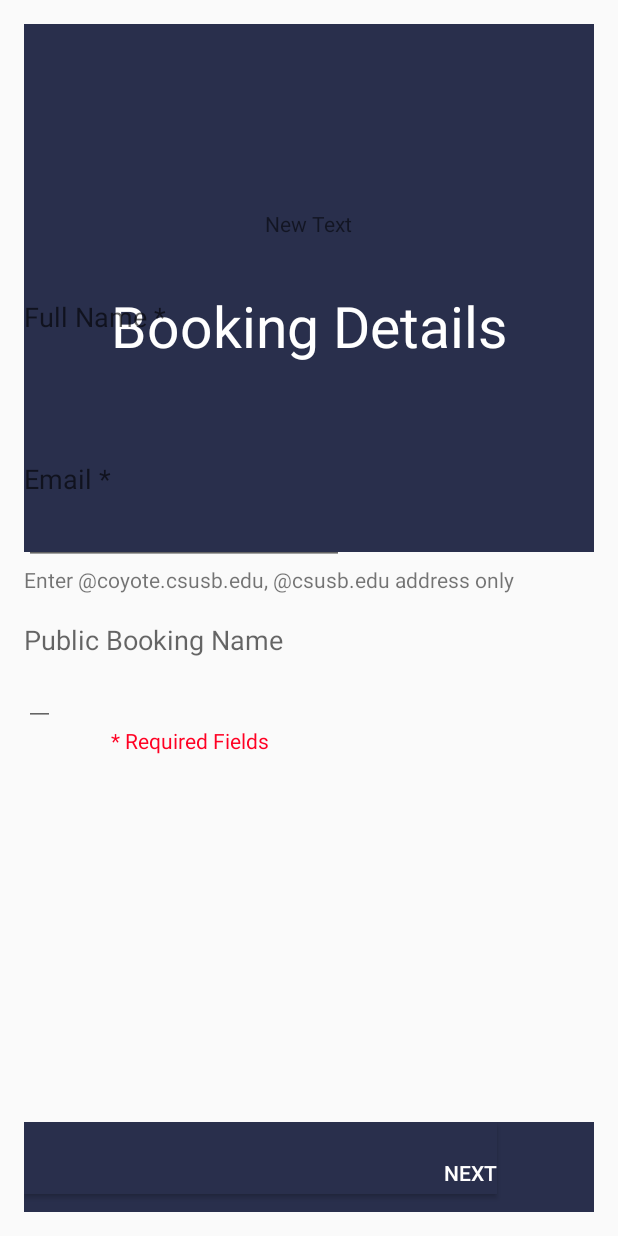
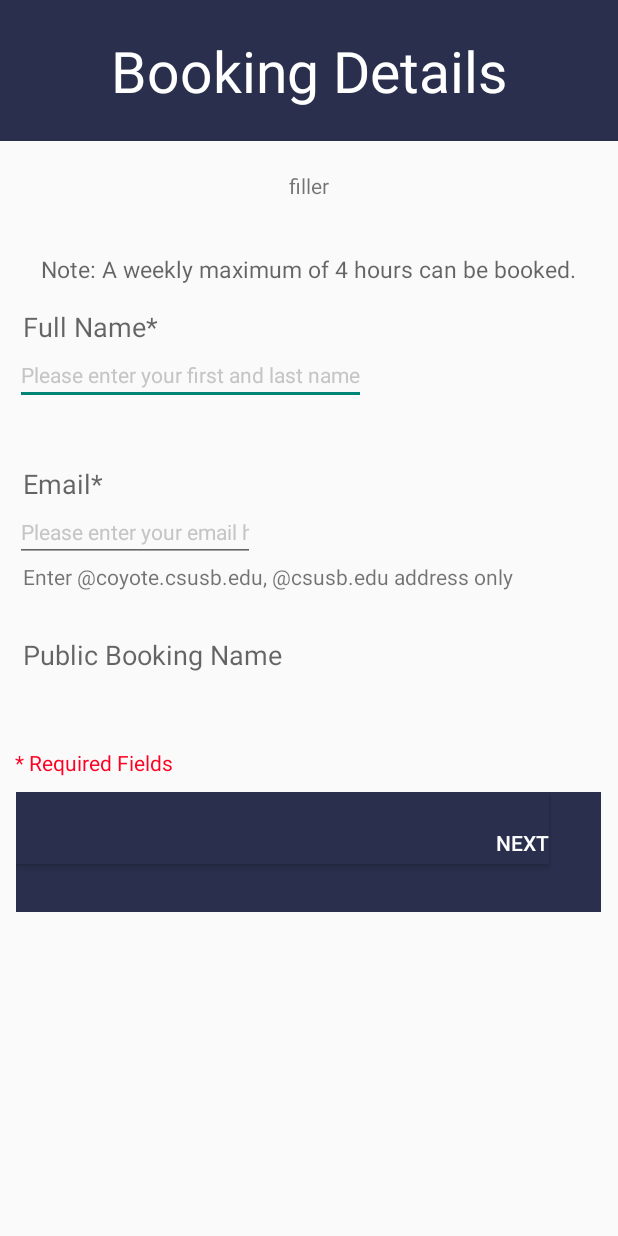
Before and after one commit to hashtagmike24/LibrarySpace, an Android app: the BookingActivity screen opened directly, with no data from a screen before it, on a phone screen of 412 x 824 dp. Run offline under Robolectric (Android 15) with nearby library versions, the phone set to English and light mode, and no system bars.

Commit message:
Updated BookingActivity (Greg)

```diff
--- a/LibrarySpace/app/src/main/java/edu/csusb/libraryspace/BookingActivity.java
+++ b/LibrarySpace/app/src/main/java/edu/csusb/libraryspace/BookingActivity.java
@@ -28,7 +28,7 @@ public class BookingActivity extends ActionBarActivity {
         super.onCreate(savedInstanceState);
         setContentView(R.layout.activity_booking);
 
-        detailsText = (TextView) findViewById(R.id.textView2);
+        detailsText = (TextView) findViewById(R.id.detailsText);
 
         Bundle extras = getIntent().getExtras();
         if(extras != null) {
--- a/LibrarySpace/app/src/main/res/layout/activity_booking.xml
+++ b/LibrarySpace/app/src/main/res/layout/activity_booking.xml
@@ -1,110 +1,85 @@
-<RelativeLayout xmlns:android="http://schemas.android.com/apk/res/android"
-    xmlns:tools="http://schemas.android.com/tools" android:layout_width="wrap_content"
+<LinearLayout xmlns:android="http://schemas.android.com/apk/res/android"
+    xmlns:tools="http://schemas.android.com/tools"
+    android:orientation="vertical"
+    android:layout_width="match_parent"
     android:layout_height="wrap_content"
-    android:paddingLeft="16dp"
-    android:paddingRight="16dp"
-    android:paddingTop="16dp"
-    android:paddingBottom="16dp"
-    tools:context="edu.csusb.libraryspace.BookingActivity">
-
-    <TableRow
-        android:layout_width="fill_parent"
-        android:layout_height="fill_parent"
-        android:background="#ff15008f"
-        android:layout_alignParentTop="true"
-        android:id="@+id/NameField"
-        android:layout_marginBottom="440dp"
-        android:layout_marginLeft="0dp"
-        android:layout_marginTop="0dp"
-        android:layout_marginRight="0dp"
-        android:weightSum="1">
-
-        <TextView
-            android:layout_width="fill_parent"
-            android:layout_height="match_parent"
-            android:textAppearance="?android:attr/textAppearanceLarge"
-            android:text="Booking Details"
-            android:textSize="38sp"
-            android:gravity="center"
-            android:paddingTop="50dp"
-            android:textColor="#ffffffff"
-            android:background="#ff292f4c" />
-
-    </TableRow>
+    tools:context="edu.csusb.libraryspace.BookingActivity"
+    android:gravity="top">
+    <TextView
+        android:layout_width="match_parent"
+        android:layout_height="94dp"
+        android:textAppearance="?android:attr/textAppearanceLarge"
+        android:text="Booking Details"
+        android:id="@+id/textView7"
+        android:layout_gravity="center_horizontal"
+        android:background="#ff292f4c"
+        android:textColor="#ffffffff"
+        android:gravity="center"
+        android:textSize="38sp" />
 
     <TextView
         android:layout_width="wrap_content"
         android:layout_height="wrap_content"
-        android:text="New Text"
-        android:id="@+id/textView2"
-        android:layout_marginTop="123dp"
-        android:layout_alignParentTop="true"
-        android:layout_centerHorizontal="true" />
-
-    <TableRow
-        android:layout_width="400dp"
-        android:layout_height="60dp"
-        android:layout_alignParentBottom="true"
-        android:layout_marginBottom="100dp"
-        android:background="#ff292f4c"
-        android:layout_alignParentRight="true"
-        android:layout_alignParentEnd="true"
-        android:id="@+id/tableRow"
-        android:weightSum="1">
-
-        <Button
-            android:layout_width="wrap_content"
-            android:layout_height="wrap_content"
-            android:text="Next"
-            android:id="@+id/button"
-            android:textColor="#ffffffff"
-            android:background="#ff292f4c"
-            android:paddingTop="20dp"
-            android:paddingLeft="280dp"
-            android:onClick="mainButtonOnClick"/>
-    </TableRow>
-
-    <EditText
-        android:layout_width="wrap_content"
-        android:layout_height="wrap_content"
-        android:id="@+id/editText"
-        android:layout_below="@+id/textView2"
-        android:layout_toLeftOf="@+id/textView2"
-        android:layout_toStartOf="@+id/textView2"
-        android:layout_marginTop="65dp" />
+        android:text="filler"
+        android:id="@+id/detailsText"
+        android:paddingTop="20dp"
+        android:layout_gravity="center_horizontal" />
 
     <TextView
         android:layout_width="wrap_content"
         android:layout_height="wrap_content"
         android:textAppearance="?android:attr/textAppearanceMedium"
-        android:text="Full Name *"
-        android:id="@+id/textView"
-        android:layout_below="@+id/textView2"
-        android:layout_alignParentLeft="true"
-        android:layout_alignParentStart="true"
-        android:layout_marginTop="40dp" />
-
+        android:text="Note: A weekly maximum of 4 hours can be booked."
+        android:id="@+id/textView8"
+        android:layout_gravity="center_horizontal"
+        android:textAlignment="center"
+        android:gravity="center"
+        android:layout_marginTop="35dp"
+        android:textSize="15sp" />
     <TextView
         android:layout_width="wrap_content"
         android:layout_height="wrap_content"
+        android:text="Full Name*"
+        android:id="@+id/textView9"
         android:textAppearance="?android:attr/textAppearanceMedium"
-        android:text="Email *"
-        android:id="@+id/textView3"
-        android:layout_below="@+id/editText"
-        android:layout_alignParentLeft="true"
-        android:layout_alignParentStart="true"
-        android:layout_marginTop="37dp" />
-
+        android:layout_marginTop="15dp"
+        android:layout_marginLeft="15dp" />
     <EditText
         android:layout_width="wrap_content"
         android:layout_height="wrap_content"
+        android:textAppearance="?android:attr/textAppearanceSmall"
+        android:text="Please enter your first and last name"
+        android:textColor="#C5C5C5"
+        android:id="@+id/editText5"
+        android:layout_marginLeft="10dp" />
+    <TextView
+        android:layout_width="wrap_content"
+        android:layout_height="wrap_content"
+        android:text="Email*"
+        android:id="@+id/textView10"
+        android:layout_marginLeft="15dp"
+        android:layout_marginTop="40dp"
+        android:textAppearance="?android:attr/textAppearanceMedium" />
+    <EditText
+        android:layout_width="wrap_content"
+        android:layout_height="wrap_content"
+        android:textAppearance="?android:attr/textAppearanceSmall"
+        android:text="Please enter your email here"
+        android:textColor="#C5C5C5"
         android:inputType="textEmailAddress"
         android:ems="10"
-        android:id="@+id/editText2"
-        android:layout_below="@+id/textView3"
-        android:layout_alignParentLeft="true"
-        android:layout_alignParentStart="true" />
-
+        android:id="@+id/editText4"
+        android:layout_marginLeft="10dp" />
+    <TextView
+        android:layout_width="wrap_content"
+        android:layout_height="wrap_content"
+        android:textAppearance="?android:attr/textAppearanceSmall"
+        android:text="Enter @coyote.csusb.edu, @csusb.edu address only"
+        android:id="@+id/textView5"
+        android:layout_below="@+id/editText2"
+        android:layout_toRightOf="@+id/editText"
+        android:layout_toEndOf="@+id/editText"
+        android:layout_marginLeft="15dp" />
     <TextView
         android:layout_width="wrap_content"
         android:layout_height="wrap_content"
@@ -114,26 +89,8 @@
         android:layout_below="@+id/editText2"
         android:layout_toRightOf="@+id/editText"
         android:layout_toEndOf="@+id/editText"
-        android:layout_marginTop="37dp" />
-
-    <EditText
-        android:layout_width="wrap_content"
-        android:layout_height="wrap_content"
-        android:id="@+id/editText3"
-        android:layout_below="@+id/textView4"
-        android:layout_alignParentLeft="true"
-        android:layout_alignParentStart="true" />
-
-    <TextView
-        android:layout_width="wrap_content"
-        android:layout_height="wrap_content"
-        android:textAppearance="?android:attr/textAppearanceSmall"
-        android:text="Enter @coyote.csusb.edu, @csusb.edu address only"
-        android:id="@+id/textView5"
-        android:layout_below="@+id/editText2"
-        android:layout_toRightOf="@+id/editText"
-        android:layout_toEndOf="@+id/editText" />
-
+        android:layout_marginTop="30dp"
+        android:layout_marginLeft="15dp" />
     <TextView
         android:layout_width="wrap_content"
         android:layout_height="wrap_content"
@@ -143,6 +100,24 @@
         android:layout_below="@+id/editText3"
         android:layout_toRightOf="@+id/textView3"
         android:layout_toEndOf="@+id/textView3"
-        android:textColor="#ffff0023" />
-
-</RelativeLayout>
+        android:textColor="#ffff0023"
+        android:layout_marginTop="50dp"
+        android:layout_marginLeft="10dp" />
+    <TableRow
+        android:layout_width="390dp"
+        android:layout_height="80dp"
+        android:layout_gravity="center_horizontal"
+        android:layout_marginTop="10dp"
+        android:background="#ff292f4c">
+        <Button
+            android:layout_width="wrap_content"
+            android:layout_height="wrap_content"
+            android:text="Next"
+            android:id="@+id/button"
+            android:textColor="#ffffffff"
+            android:background="#ff292f4c"
+            android:paddingTop="20dp"
+            android:paddingLeft="320dp"
+            android:onClick="mainButtonOnClick" />
+    </TableRow>
+</LinearLayout>
```
